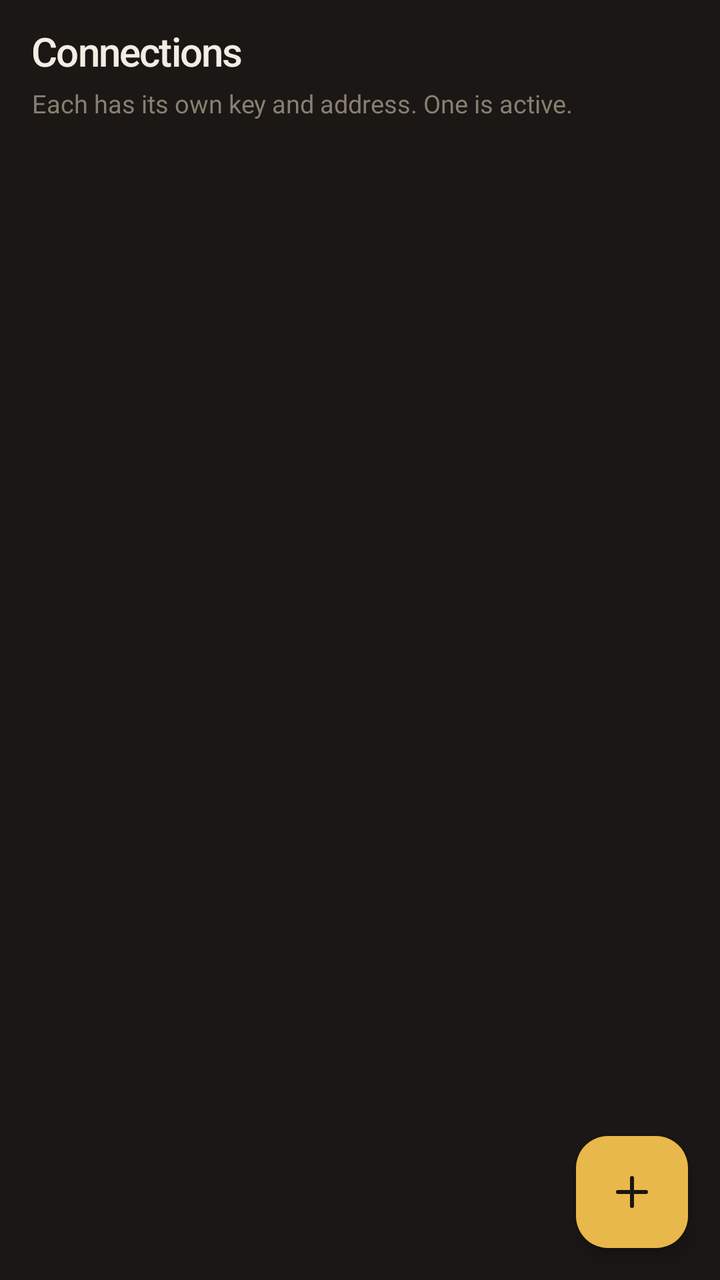
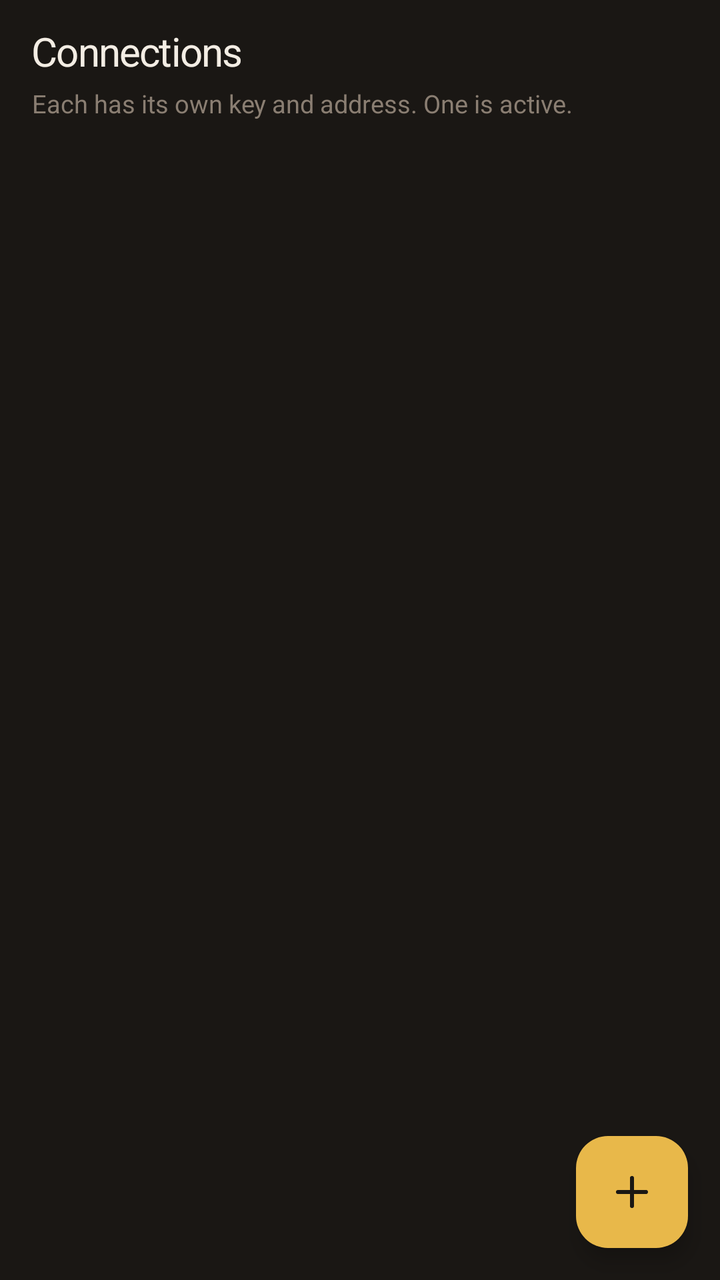

Before-and-after screenshots of an Android layout around one commit, followed by the original layout XML and the change that was made.
<!-- AndroidManifest.xml: application theme Theme.Loft -->
<!-- res/layout/pane_conns.xml -->
<?xml version="1.0" encoding="utf-8"?>
<FrameLayout xmlns:android="http://schemas.android.com/apk/res/android"
    xmlns:app="http://schemas.android.com/apk/res-auto"
    android:layout_width="match_parent"
    android:layout_height="match_parent"
    android:background="@color/ink">

    <LinearLayout
        android:layout_width="match_parent"
        android:layout_height="match_parent"
        android:orientation="vertical">

        <TextView
            android:layout_width="match_parent"
            android:layout_height="wrap_content"
            android:fontFamily="sans-serif-medium"
            android:letterSpacing="-0.03"
            android:paddingLeft="16dp"
            android:paddingTop="12dp"
            android:paddingRight="16dp"
            android:text="@string/conns"
            android:textColor="@color/snow"
            android:textSize="20sp" />

        <TextView
            android:layout_width="match_parent"
            android:layout_height="wrap_content"
            android:paddingLeft="16dp"
            android:paddingTop="4dp"
            android:paddingRight="16dp"
            android:paddingBottom="8dp"
            android:text="@string/conns_sub"
            android:textColor="@color/mute"
            android:textSize="12.5sp" />

        <androidx.recyclerview.widget.RecyclerView
            android:id="@+id/list"
            android:layout_width="match_parent"
            android:layout_height="0dp"
            android:layout_weight="1"
            android:clipToPadding="false"
            android:paddingBottom="88dp" />

        <TextView
            android:id="@+id/empty"
            android:layout_width="match_parent"
            android:layout_height="0dp"
            android:layout_weight="1"
            android:gravity="center"
            android:padding="24dp"
            android:text="@string/empty_hint"
            android:textColor="@color/mute"
            android:visibility="gone" />
    </LinearLayout>

    <com.google.android.material.floatingactionbutton.FloatingActionButton
        android:id="@+id/fab"
        android:layout_width="56dp"
        android:layout_height="56dp"
        android:layout_gravity="bottom|end"
        android:layout_margin="16dp"
        android:contentDescription="@string/add"
        android:src="@drawable/ic_add"
        app:backgroundTint="@color/lamp"
        app:borderWidth="0dp"
        app:elevation="6dp"
        app:fabCustomSize="56dp"
        app:maxImageSize="24dp"
        app:shapeAppearanceOverlay="@style/Shape.Loft.Fab"
        app:tint="@color/ink" />
</FrameLayout>
<!-- resources referenced by this layout -->
<resources>
  <color name="ink">#1A1714</color>
  <color name="lamp">#E8B84A</color>
  <color name="mute">#8A7E72</color>
  <color name="snow">#F3EDE4</color>
  <string name="add">Add</string>
  <string name="conns">Connections</string>
  <string name="conns_sub">Each has its own key and address. One is active.</string>
  <string name="empty_hint">Scan a QR, paste a link, or add one by hand.</string>
  <style name="Shape.Loft.Fab" parent="">
          <item name="cornerFamily">rounded</item>
          <item name="cornerSize">16dp</item>
      </style>
  <color name="copper">#C67B3A</color>
  <color name="ink2">#241F1B</color>
  <color name="err">#E24B4B</color>
  <style name="Theme.Loft.Sheet" parent="Theme.MaterialComponents.BottomSheetDialog">
          <item name="bottomSheetStyle">@style/Widget.Loft.Sheet</item>
          <item name="android:windowIsFloating">false</item>
          <item name="android:statusBarColor">@android:color/transparent</item>
          <item name="colorPrimary">@color/lamp</item>
          <item name="colorOnSurface">@color/snow</item>
          <item name="android:colorBackground">@color/ink2</item>
      </style>
  <style name="Widget.Loft.Nav" parent="Widget.MaterialComponents.BottomNavigationView">
          <item name="android:background">@color/ink</item>
          <item name="elevation">0dp</item>
          <item name="itemIconTint">@color/nav_icon</item>
          <item name="itemTextColor">@color/nav_text</item>
          <item name="itemRippleColor">@color/lamp</item>
          <item name="itemActiveIndicatorStyle">@style/Widget.Loft.NavIndicator</item>
          <item name="labelVisibilityMode">labeled</item>
      </style>
  <style name="Widget.Loft.Sheet" parent="Widget.MaterialComponents.BottomSheet">
          <item name="backgroundTint">@color/ink2</item>
          <item name="shapeAppearance">@style/Shape.Loft.Sheet</item>
      </style>
  <style name="Widget.Loft.NavIndicator" parent="">
          <item name="android:color">@color/lamp22</item>
          <item name="android:width">64dp</item>
          <item name="android:height">32dp</item>
          <item name="shapeAppearance">@style/Shape.Loft.NavPill</item>
      </style>
  <style name="Shape.Loft.Sheet" parent="">
          <item name="cornerFamily">rounded</item>
          <item name="cornerSizeTopLeft">16dp</item>
          <item name="cornerSizeTopRight">16dp</item>
          <item name="cornerSizeBottomLeft">0dp</item>
          <item name="cornerSizeBottomRight">0dp</item>
      </style>
  <color name="lamp22">#38E8B84A</color>
  <style name="Shape.Loft.NavPill" parent="">
          <item name="cornerFamily">rounded</item>
          <item name="cornerSize">16dp</item>
      </style>
  <!-- unchanged entries left out for length: 2 -->
</resources>

<!-- the commit's change to res/layout/pane_conns.xml (unified diff, before → after) -->
@@ -13,14 +13,11 @@
         <TextView
             android:layout_width="match_parent"
             android:layout_height="wrap_content"
-            android:fontFamily="sans-serif-medium"
-            android:letterSpacing="-0.03"
             android:paddingLeft="16dp"
             android:paddingTop="12dp"
             android:paddingRight="16dp"
             android:text="@string/conns"
-            android:textColor="@color/snow"
-            android:textSize="20sp" />
+            android:textAppearance="@style/TextAppearance.Loft.Title" />
 
         <TextView
             android:layout_width="match_parent"
<!-- resource entries referenced after the edit -->
@@ -12,6 +12,13 @@
           <item name="cornerFamily">rounded</item>
           <item name="cornerSize">16dp</item>
       </style>
+  <style name="TextAppearance.Loft.Title" parent="">
+          <item name="android:textSize">20sp</item>
+          <item name="android:fontFamily">sans-serif-medium</item>
+          <item name="android:letterSpacing">-0.03</item>
+          <item name="android:textColor">@color/snow</item>
+          <item name="android:includeFontPadding">false</item>
+      </style>
   <color name="copper">#C67B3A</color>
   <color name="ink2">#241F1B</color>
   <color name="err">#E24B4B</color>
@@ -24,22 +31,38 @@
           <item name="android:colorBackground">@color/ink2</item>
       </style>
   <style name="Widget.Loft.Nav" parent="Widget.MaterialComponents.BottomNavigationView">
-          <item name="android:background">@color/ink</item>
+          <item name="android:background">@color/ink0</item>
+          <item name="android:minHeight">72dp</item>
           <item name="elevation">0dp</item>
+          <item name="itemBackground">@android:color/transparent</item>
+          <item name="itemHorizontalTranslationEnabled">false</item>
+          <item name="itemIconSize">22dp</item>
           <item name="itemIconTint">@color/nav_icon</item>
           <item name="itemTextColor">@color/nav_text</item>
+          <item name="itemTextAppearanceInactive">@style/TextAppearance.Loft.Nav</item>
+          <item name="itemTextAppearanceActive">@style/TextAppearance.Loft.Nav</item>
           <item name="itemRippleColor">@color/lamp</item>
           <item name="itemActiveIndicatorStyle">@style/Widget.Loft.NavIndicator</item>
+          <item name="itemPaddingTop">6dp</item>
+          <item name="itemPaddingBottom">12dp</item>
+          <item name="activeIndicatorLabelPadding">4dp</item>
           <item name="labelVisibilityMode">labeled</item>
       </style>
   <style name="Widget.Loft.Sheet" parent="Widget.MaterialComponents.BottomSheet">
           <item name="backgroundTint">@color/ink2</item>
           <item name="shapeAppearance">@style/Shape.Loft.Sheet</item>
       </style>
+  <color name="ink0">#181512</color>
+  <style name="TextAppearance.Loft.Nav" parent="">
+          <item name="android:textSize">12sp</item>
+          <item name="android:fontFamily">sans-serif-medium</item>
+          <item name="android:textAllCaps">false</item>
+          <item name="android:letterSpacing">0.01</item>
+      </style>
   <style name="Widget.Loft.NavIndicator" parent="">
           <item name="android:color">@color/lamp22</item>
-          <item name="android:width">64dp</item>
-          <item name="android:height">32dp</item>
+          <item name="android:width">62dp</item>
+          <item name="android:height">30dp</item>
           <item name="shapeAppearance">@style/Shape.Loft.NavPill</item>
       </style>
   <style name="Shape.Loft.Sheet" parent="">
